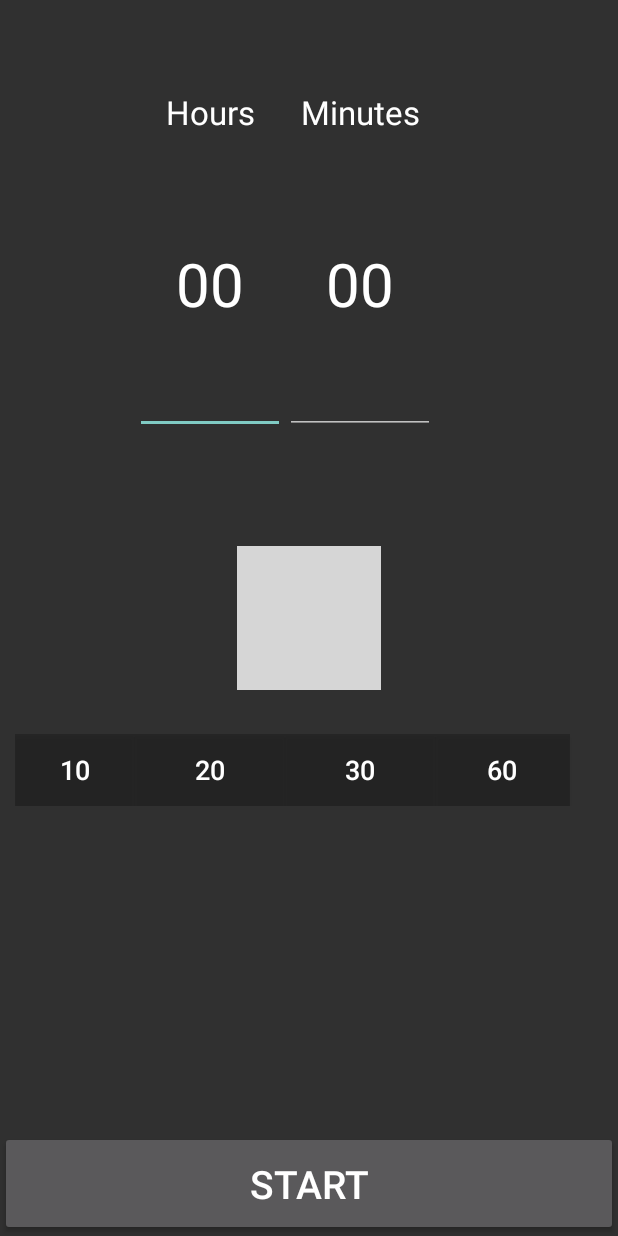
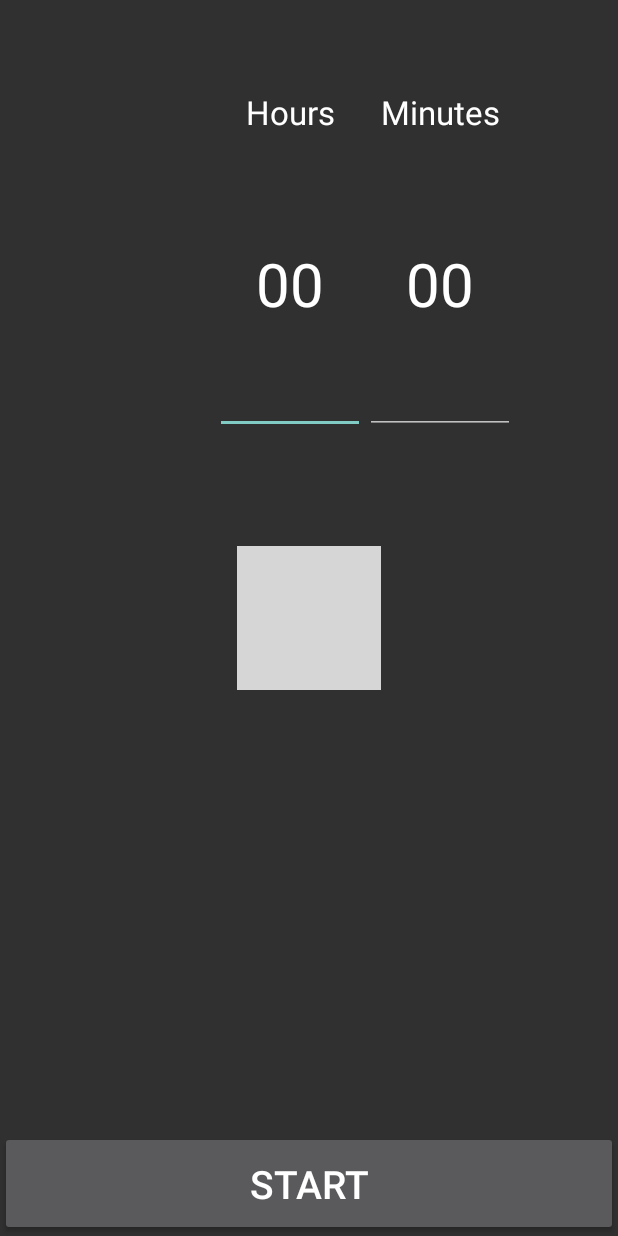
Before and after one commit to caoimheharvey/Assignment3, an Android app: the layout activity_main.xml on its own in the app's theme, with its tools: preview values and no code run, on a phone screen of 412 x 824 dp. Run offline under Robolectric (Android 15) with nearby library versions, the light colour scheme and no system bars; grey boxes are pictures that could not be loaded.

Commit message:
Pomodoro class added

```diff
--- a/app/src/main/AndroidManifest.xml
+++ b/app/src/main/AndroidManifest.xml
@@ -23,6 +23,8 @@
         <meta-data
             android:name="com.google.android.gms.version"
             android:value="@integer/google_play_services_version" />
+
+        <activity android:name=".Pomodoro"></activity>
     </application>
 
 </manifest>
--- /dev/null
+++ b/app/src/main/java/dit/assignment3/Pomodoro.java
@@ -0,0 +1,13 @@
+package dit.assignment3;
+
+import android.support.v7.app.AppCompatActivity;
+import android.os.Bundle;
+
+public class Pomodoro extends AppCompatActivity {
+
+    @Override
+    protected void onCreate(Bundle savedInstanceState) {
+        super.onCreate(savedInstanceState);
+        setContentView(R.layout.activity_pomodoro);
+    }
+}
--- a/app/src/main/res/layout/activity_main.xml
+++ b/app/src/main/res/layout/activity_main.xml
@@ -47,6 +47,11 @@
             android:layout_width="match_parent"
             android:layout_height="match_parent">
 
+            <Space
+                android:layout_width="200px"
+                android:layout_height="20px"
+                android:layout_column="1" />
+
             <TextView
                 android:layout_width="wrap_content"
                 android:layout_height="wrap_content"
@@ -54,7 +59,7 @@
                 android:text="Hours"
                 android:textAlignment="center"
                 android:id="@+id/textView"
-                android:layout_column="1" />
+                android:layout_column="2" />
 
             <TextView
                 android:layout_width="wrap_content"
@@ -63,12 +68,14 @@
                 android:text="Minutes"
                 android:textAlignment="center"
                 android:id="@+id/textView2"
-                android:layout_column="2" />
+                android:layout_column="3" />
+
         </TableRow>
 
         <TableRow
             android:layout_width="match_parent"
             android:layout_height="match_parent">
+
 
             <EditText
                 android:layout_width="100dp"
@@ -78,7 +85,7 @@
                 android:ems="10"
                 android:textAlignment="center"
                 android:id="@+id/hoursInput"
-                android:layout_column="1"
+                android:layout_column="2"
                 android:text="00" />
 
             <EditText
@@ -89,60 +96,10 @@
                 android:textAlignment="center"
                 android:ems="10"
                 android:id="@+id/minsInput"
-                android:layout_column="2"
+                android:layout_column="3"
                 android:text="00" />
-        </TableRow>
-
-        <Space
-            android:layout_width="20px"
-            android:layout_height="300px" />
-
-        <TableRow
-            android:layout_width="match_parent"
-            android:layout_height="match_parent">
-
-            <Button
-                style="?android:attr/buttonStyleSmall"
-                android:layout_width="80dp"
-                android:textSize="18sp"
-                android:background="#3b000000"
-                android:layout_height="wrap_content"
-                android:text="10"
-                android:id="@+id/tenMin"
-                android:layout_column="0" />
-
-            <Button
-                style="?android:attr/buttonStyleSmall"
-                android:layout_width="80dp"
-                android:textSize="18sp"
-                android:background="#3b000000"
-                android:layout_height="wrap_content"
-                android:text="20"
-                android:id="@+id/twentyMin"
-                android:layout_column="1" />
-
-            <Button
-                style="?android:attr/buttonStyleSmall"
-                android:layout_width="90dp"
-                android:textSize="18sp"
-                android:background="#3b000000"
-                android:layout_height="wrap_content"
-                android:text="30"
-                android:id="@+id/thirtyMin"
-                android:layout_column="2" />
-
-            <Button
-                style="?android:attr/buttonStyleSmall"
-                android:layout_width="90dp"
-                android:textSize="18sp"
-                android:background="#3b000000"
-                android:layout_height="wrap_content"
-                android:text="60"
-                android:id="@+id/sixtyMin"
-                android:layout_column="3" />
 
         </TableRow>
-
     </TableLayout>
 
 
--- /dev/null
+++ b/app/src/main/res/layout/activity_pomodoro.xml
@@ -0,0 +1,12 @@
+<?xml version="1.0" encoding="utf-8"?>
+<RelativeLayout xmlns:android="http://schemas.android.com/apk/res/android"
+    xmlns:tools="http://schemas.android.com/tools"
+    android:layout_width="match_parent"
+    android:layout_height="match_parent"
+    android:paddingBottom="@dimen/activity_vertical_margin"
+    android:paddingLeft="@dimen/activity_horizontal_margin"
+    android:paddingRight="@dimen/activity_horizontal_margin"
+    android:paddingTop="@dimen/activity_vertical_margin"
+    tools:context="dit.assignment3.Pomodoro">
+
+</RelativeLayout>
```
Also changed, not shown: app/src/main/res/drawable/pomodoro.jpg (added), app/src/main/res/drawable/start_button_blk.png (deleted), app/src/main/res/drawable/start_button_wht.png (deleted), app/src/main/res/drawable/stop_button_blk.png (deleted), app/src/main/res/drawable/stop_button_wht.png (deleted).
